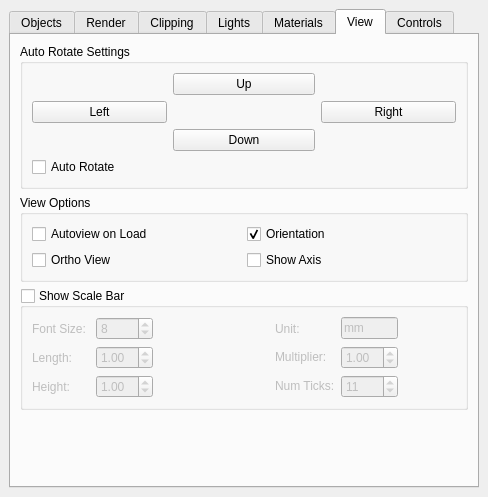
Qt form src/Interface/Modules/Render/ViewSceneControls.ui (SCIInstitute/SCIRun) before a commit.
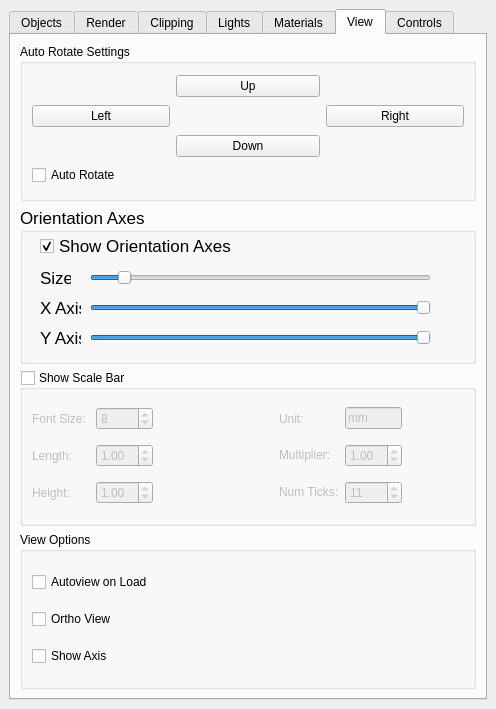
The same form after that commit. The open tabs and pages were chosen to show the change.

Commit message: coordinate axes: -orthographic projection. -fixed stretching. -added user controls in view scene. -support for rescaling and moving coordinate axes

What changed in the file:
```diff
--- a/src/Interface/Modules/Render/ViewSceneControls.ui
+++ b/src/Interface/Modules/Render/ViewSceneControls.ui
@@ -6,14 +6,14 @@
    <rect>
     <x>0</x>
     <y>0</y>
-    <width>488</width>
-    <height>497</height>
+    <width>496</width>
+    <height>709</height>
    </rect>
   </property>
   <property name="minimumSize">
    <size>
-    <width>488</width>
-    <height>497</height>
+    <width>496</width>
+    <height>662</height>
    </size>
   </property>
   <property name="windowTitle">
@@ -27,7 +27,7 @@
     </size>
    </property>
    <layout class="QGridLayout" name="gridLayout">
-    <item row="0" column="0">
+    <item row="1" column="0">
      <widget class="QTabWidget" name="tabWidget">
       <property name="enabled">
        <bool>true</bool>
@@ -1317,52 +1317,160 @@
          </widget>
         </item>
         <item>
-         <widget class="QGroupBox" name="viewOptionsGroupBox_">
+         <widget class="QGroupBox" name="groupBox">
+          <property name="sizePolicy">
+           <sizepolicy hsizetype="Preferred" vsizetype="Preferred">
+            <horstretch>0</horstretch>
+            <verstretch>0</verstretch>
+           </sizepolicy>
+          </property>
+          <property name="minimumSize">
+           <size>
+            <width>0</width>
+            <height>0</height>
+           </size>
+          </property>
           <property name="font">
            <font>
-            <weight>50</weight>
-            <bold>false</bold>
+            <pointsize>13</pointsize>
            </font>
           </property>
           <property name="title">
-           <string>View Options</string>
+           <string>Orientation Axes</string>
           </property>
-          <layout class="QGridLayout" name="gridLayout_8">
-           <item row="0" column="0">
-            <widget class="QCheckBox" name="autoViewOnLoadCheckBox_">
-             <property name="text">
-              <string>Autoview on Load</string>
-             </property>
-            </widget>
-           </item>
-           <item row="0" column="1">
-            <widget class="QCheckBox" name="orientationCheckBox_">
-             <property name="toolTip">
-              <string>Toggle Orientation Axis</string>
-             </property>
-             <property name="text">
-              <string>Orientation</string>
-             </property>
-             <property name="checked">
-              <bool>true</bool>
-             </property>
-            </widget>
-           </item>
-           <item row="1" column="0">
-            <widget class="QCheckBox" name="orthoViewCheckBox_">
-             <property name="text">
-              <string>Ortho View</string>
-             </property>
-            </widget>
-           </item>
-           <item row="1" column="1">
-            <widget class="QCheckBox" name="showAxisCheckBox_">
-             <property name="text">
-              <string>Show Axis</string>
-             </property>
-            </widget>
-           </item>
-          </layout>
+          <widget class="QLabel" name="label_26">
+           <property name="geometry">
+            <rect>
+             <x>20</x>
+             <y>50</y>
+             <width>31</width>
+             <height>41</height>
+            </rect>
+           </property>
+           <property name="text">
+            <string>Size:</string>
+           </property>
+          </widget>
+          <widget class="QSlider" name="orientAxisSize_">
+           <property name="geometry">
+            <rect>
+             <x>70</x>
+             <y>60</y>
+             <width>341</width>
+             <height>22</height>
+            </rect>
+           </property>
+           <property name="minimum">
+            <number>1</number>
+           </property>
+           <property name="maximum">
+            <number>50</number>
+           </property>
+           <property name="pageStep">
+            <number>10</number>
+           </property>
+           <property name="value">
+            <number>5</number>
+           </property>
+           <property name="sliderPosition">
+            <number>5</number>
+           </property>
+           <property name="tracking">
+            <bool>true</bool>
+           </property>
+           <property name="orientation">
+            <enum>Qt::Horizontal</enum>
+           </property>
+          </widget>
+          <widget class="QLabel" name="label_27">
+           <property name="geometry">
+            <rect>
+             <x>20</x>
+             <y>80</y>
+             <width>41</width>
+             <height>41</height>
+            </rect>
+           </property>
+           <property name="text">
+            <string>X Axis:</string>
+           </property>
+          </widget>
+          <widget class="QLabel" name="label_28">
+           <property name="geometry">
+            <rect>
+             <x>20</x>
+             <y>110</y>
+             <width>41</width>
+             <height>41</height>
+            </rect>
+           </property>
+           <property name="text">
+            <string>Y Axis:</string>
+           </property>
+          </widget>
+          <widget class="QSlider" name="orientAxisXPos_">
+           <property name="geometry">
+            <rect>
+             <x>70</x>
+             <y>90</y>
+             <width>341</width>
+             <height>22</height>
+            </rect>
+           </property>
+           <property name="minimum">
+            <number>1</number>
+           </property>
+           <property name="maximum">
+            <number>100</number>
+           </property>
+           <property name="value">
+            <number>100</number>
+           </property>
+           <property name="orientation">
+            <enum>Qt::Horizontal</enum>
+           </property>
+          </widget>
+          <widget class="QSlider" name="orientAxisYPos_">
+           <property name="geometry">
+            <rect>
+             <x>70</x>
+             <y>120</y>
+             <width>341</width>
+             <height>22</height>
+            </rect>
+           </property>
+           <property name="minimum">
+            <number>1</number>
+           </property>
+           <property name="maximum">
+            <number>100</number>
+           </property>
+           <property name="value">
+            <number>100</number>
+           </property>
+           <property name="orientation">
+            <enum>Qt::Horizontal</enum>
+           </property>
+          </widget>
+          <widget class="QCheckBox" name="orientationCheckBox_">
+           <property name="geometry">
+            <rect>
+             <x>20</x>
+             <y>30</y>
+             <width>203</width>
+             <height>18</height>
+            </rect>
+           </property>
+           <property name="toolTip">
+            <string>Toggle Orientation Axis</string>
+           </property>
+           <property name="text">
+            <string>Show Orientation Axes</string>
+           </property>
+           <property name="checked">
+            <bool>true</bool>
+           </property>
+          </widget>
          </widget>
         </item>
         <item>
@@ -1609,17 +1717,43 @@
          </widget>
         </item>
         <item>
-         <spacer name="verticalSpacer_2">
-          <property name="orientation">
-           <enum>Qt::Vertical</enum>
+         <widget class="QGroupBox" name="viewOptionsGroupBox_">
+          <property name="enabled">
+           <bool>true</bool>
           </property>
-          <property name="sizeHint" stdset="0">
-           <size>
-            <width>20</width>
-            <height>37</height>
-           </size>
+          <property name="font">
+           <font>
+            <weight>50</weight>
+            <bold>false</bold>
+           </font>
           </property>
-         </spacer>
+          <property name="title">
+           <string>View Options</string>
+          </property>
+          <layout class="QGridLayout" name="gridLayout_8">
+           <item row="1" column="0">
+            <widget class="QCheckBox" name="orthoViewCheckBox_">
+             <property name="text">
+              <string>Ortho View</string>
+             </property>
+            </widget>
+           </item>
+           <item row="0" column="0">
+            <widget class="QCheckBox" name="autoViewOnLoadCheckBox_">
+             <property name="text">
+              <string>Autoview on Load</string>
+             </property>
+            </widget>
+           </item>
+           <item row="2" column="0">
+            <widget class="QCheckBox" name="showAxisCheckBox_">
+             <property name="text">
+              <string>Show Axis</string>
+             </property>
+            </widget>
+           </item>
+          </layout>
+         </widget>
         </item>
        </layout>
       </widget>
```
Left out of the diff: 237 changed lines with no effect on the pictures. The commit also changes 6 other files.
